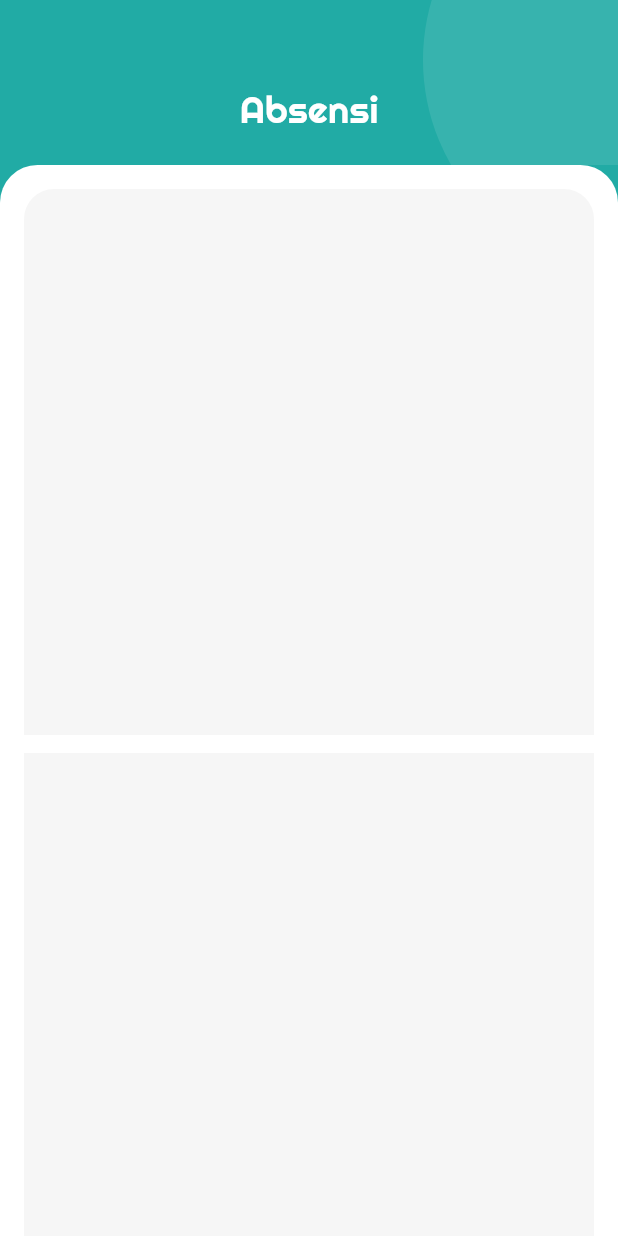
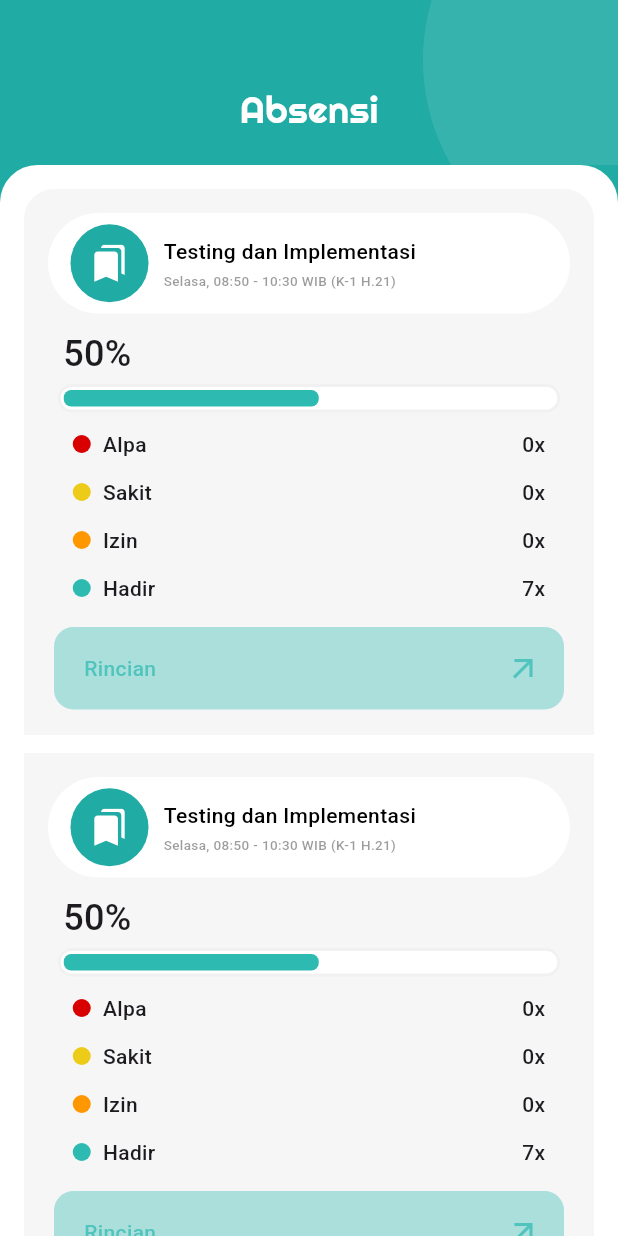
Before and after one commit to barengs/adit-mobile-flutter, a Flutter app: the Absensi screen opened directly, on a phone screen of 412 x 824 dp. Run offline on Flutter 3.47's test engine with Material 3 defaults, Android fonts, the phone set to English and light mode, and no system bars; our stand-ins replace flutter_svg; network calls fail.

Commit message:
UPDATE : Menambahkan tombol "Rincian", menyesuaikan lebar progress bar, serta memperbaiki tata letak elemen dalam AbsensiCard.

```diff
--- a/lib/widgets/absensi_card.dart
+++ b/lib/widgets/absensi_card.dart
@@ -1,21 +1,29 @@
 import 'package:flutter/material.dart';
+import 'package:siakad/constant/app_colors.dart';
+import 'package:flutter_svg/flutter_svg.dart';
+import 'package:siakad/widgets/attendance_status.dart';
+
+final List<AttendanceStatus> attendanceData = [
+  AttendanceStatus(color: Color(0xFFD80000), label: 'Alpa', count: 0),
+  AttendanceStatus(color: Color(0xFFEDCB19), label: 'Sakit', count: 0),
+  AttendanceStatus(color: Colors.orange, label: 'Izin', count: 0),
+  AttendanceStatus(color: AppColors.accent, label: 'Hadir', count: 7),
+];
 
 class AbsensiCard extends StatelessWidget {
   final bool isRounded;
 
-  const AbsensiCard({
-    super.key,
-    required this.isRounded,
-  });
+  const AbsensiCard({super.key, required this.isRounded});
 
   @override
   Widget build(BuildContext context) {
     return Container(
       margin: const EdgeInsets.only(bottom: 12),
-      height: 364, // tetap sesuai desain UI/UX
+      height: 364,
       decoration: BoxDecoration(
         color: const Color.fromRGBO(246, 246, 246, 1.0),
-        borderRadius: isRounded
+        borderRadius:
+            isRounded
                 ? const BorderRadius.only(
                   topLeft: Radius.circular(20),
                   topRight: Radius.circular(20),
@@ -24,10 +32,149 @@ class AbsensiCard extends StatelessWidget {
       ),
       padding: const EdgeInsets.all(16),
       child: Column(
+        children: [
+          Container(
+            height: 67,
+            width: double.infinity,
+            decoration: BoxDecoration(
+              color: Colors.white,
+              borderRadius: BorderRadius.circular(33.5),
+            ),
+            padding: const EdgeInsets.only(left: 15),
+            child: Row(
+              mainAxisAlignment: MainAxisAlignment.start,
+              children: [
+                Container(
+                  width: 52,
+                  height: 52,
+                  decoration: BoxDecoration(
+                    color: AppColors.primary,
+                    shape: BoxShape.circle,
+                  ),
+                  child: SvgPicture.asset(
+                    'assets/svg/save.svg',
+                    width: 20.25,
+                    height: 24.75,
+                    fit: BoxFit.scaleDown,
+                  ),
+                ),
+                const SizedBox(width: 10),
+                Column(
                   crossAxisAlignment: CrossAxisAlignment.start,
+                  mainAxisAlignment: MainAxisAlignment.center,
                   children: [
+                    const Text(
+                      'Testing dan Implementasi',
+                      style: TextStyle(
+                        fontFamily: 'Roboto',
+                        fontSize: 14,
+                        fontWeight: FontWeight.w500,
+                        color: Colors.black,
+                      ),
+                    ),
+                    const SizedBox(width: 10, height: 3),
+                    const Text(
+                      'Selasa, 08:50 - 10:30 WIB (K-1 H.21)',
+                      style: TextStyle(
+                        fontFamily: 'Roboto',
+                        fontSize: 9,
+                        fontWeight: FontWeight.w500,
+                        color: Color.fromRGBO(85, 85, 85, 0.58),
+                      ),
+                    ),
+                  ],
+                ),
+              ],
+            ),
+          ),
+          const SizedBox(height: 10),
 
-          // Tambahkan konten lain sesuai desain
+          //* Presentase
+          Padding(
+            padding: const EdgeInsets.only(left: 10.0),
+            child: Align(
+              alignment: Alignment.centerLeft,
+              child: Text(
+                '50%',
+                style: TextStyle(fontFamily: 'Roboto', fontSize: 24),
+              ),
+            ),
+          ),
+
+          const SizedBox(height: 3),
+
+          //* Progress Bar
+          Stack(
+            children: [
+              Container(
+                width: 335,
+                height: 19,
+                decoration: BoxDecoration(
+                  color: Colors.white,
+                  borderRadius: BorderRadius.circular(10),
+                  border: Border.all(
+                    color: Color.fromRGBO(241, 241, 241, 1.0),
+                    width: 2,
+                  ),
+                ),
+              ),
+              Positioned(
+                left: 4,
+                top: 4,
+                child: Container(
+                  width: 170,
+                  height: 11,
+                  decoration: BoxDecoration(
+                    color: AppColors.accent,
+                    borderRadius: BorderRadius.circular(5),
+                  ),
+                ),
+              ),
+            ],
+          ),
+
+          const SizedBox(height: 5),
+
+          //* Daftar Kehadiran
+          AttendanceStatusWidget(items: attendanceData),
+
+          const SizedBox(height: 10),
+
+          //* Tombol rincian
+          Container(
+            width: 340,
+            decoration: BoxDecoration(
+              color: Color.fromRGBO(45, 186, 177, 0.38),
+              borderRadius: BorderRadius.circular(13),
+            ),
+            child: SizedBox(
+              height: 55,
+              child: Row(
+                mainAxisAlignment: MainAxisAlignment.spaceBetween,
+                children: [
+                  Padding(
+                    padding: const EdgeInsets.only(left: 20.0),
+                    child: Text(
+                      'Rincian',
+                      style: TextStyle(
+                        color: Color.fromRGBO(45, 186, 177, 0.72),
+                        fontFamily: 'Roboto',
+                        fontWeight: FontWeight.w500,
+                        fontSize: 14,
+                      ),
+                    ),
+                  ),
+                  Padding(
+                    padding: const EdgeInsets.only(right: 15.0),
+                    child: Icon(
+                      Icons.arrow_outward_outlined,
+                      color: Color.fromRGBO(45, 186, 177, 0.72),
+                    ),
+                  ),
+                ],
+              ),
+            ),
+          ),
         ],
       ),
     );
--- /dev/null
+++ b/lib/widgets/attendance_status.dart
@@ -0,0 +1,68 @@
+import 'package:flutter/material.dart';
+
+class AttendanceStatus {
+  final Color color;
+  final String label;
+  final int count;
+
+  AttendanceStatus({
+    required this.color,
+    required this.label,
+    required this.count,
+  });
+}
+
+class AttendanceStatusWidget extends StatelessWidget {
+  final List<AttendanceStatus> items;
+
+  const AttendanceStatusWidget({super.key, required this.items});
+
+  @override
+  Widget build(BuildContext context) {
+    return Center(
+      child: SizedBox(
+        width: 315,
+        child: Column(
+          mainAxisSize: MainAxisSize.min,
+          children:
+              items.map((item) {
+                return Padding(
+                  padding: const EdgeInsets.symmetric(vertical: 6.0),
+                  child: Row(
+                    children: [
+                      Container(
+                        width: 12,
+                        height: 12,
+                        decoration: BoxDecoration(
+                          color: item.color,
+                          shape: BoxShape.circle,
+                        ),
+                      ),
+                      SizedBox(width: 8),
+                      Expanded(
+                        child: Text(
+                          item.label,
+                          style: TextStyle(
+                            fontFamily: 'Roboto',
+                            fontWeight: FontWeight.w500,
+                            fontSize: 14,
+                          ),
+                        ),
+                      ),
+                      Text(
+                        '${item.count}x',
+                        style: TextStyle(
+                          fontFamily: 'Roboto',
+                          fontWeight: FontWeight.w500,
+                          fontSize: 14,
+                        ),
+                      ),
+                    ],
+                  ),
+                );
+              }).toList(),
+        ),
+      ),
+    );
+  }
+}
--- a/pubspec.yaml
+++ b/pubspec.yaml
@@ -109,10 +109,12 @@ flutter:
 
     - family: 'Roboto'
       fonts:
-        - asset: assets/fonts/Roboto/static/Roboto_Condensed-Light.ttf
+        - asset: assets/fonts/Roboto/static/Roboto-Light.ttf
           weight: 300
         - asset: assets/fonts/Roboto/static/Roboto-Medium.ttf
           weight: 500
+        - asset: assets/fonts/Roboto/static/Roboto-Bold.ttf
+          weight: 700
 
     - family: Sarabun
       fonts:
```
Also changed, not shown: assets/svg/save.svg (added). Lines whose indentation alone changed are shown as unchanged.
